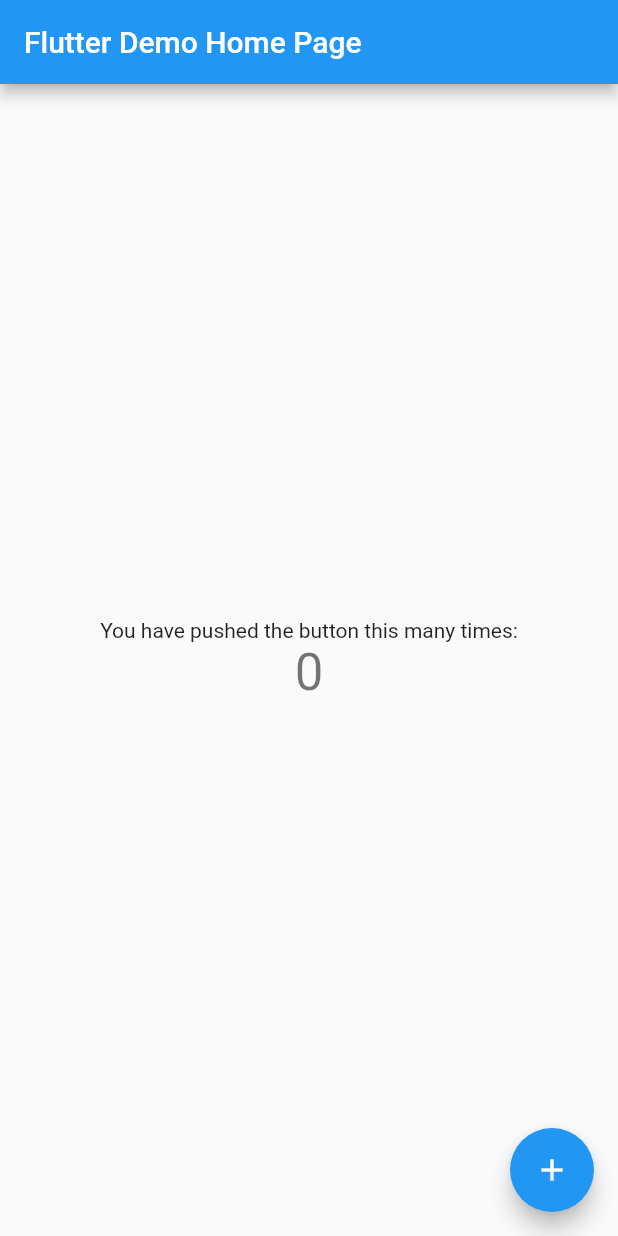
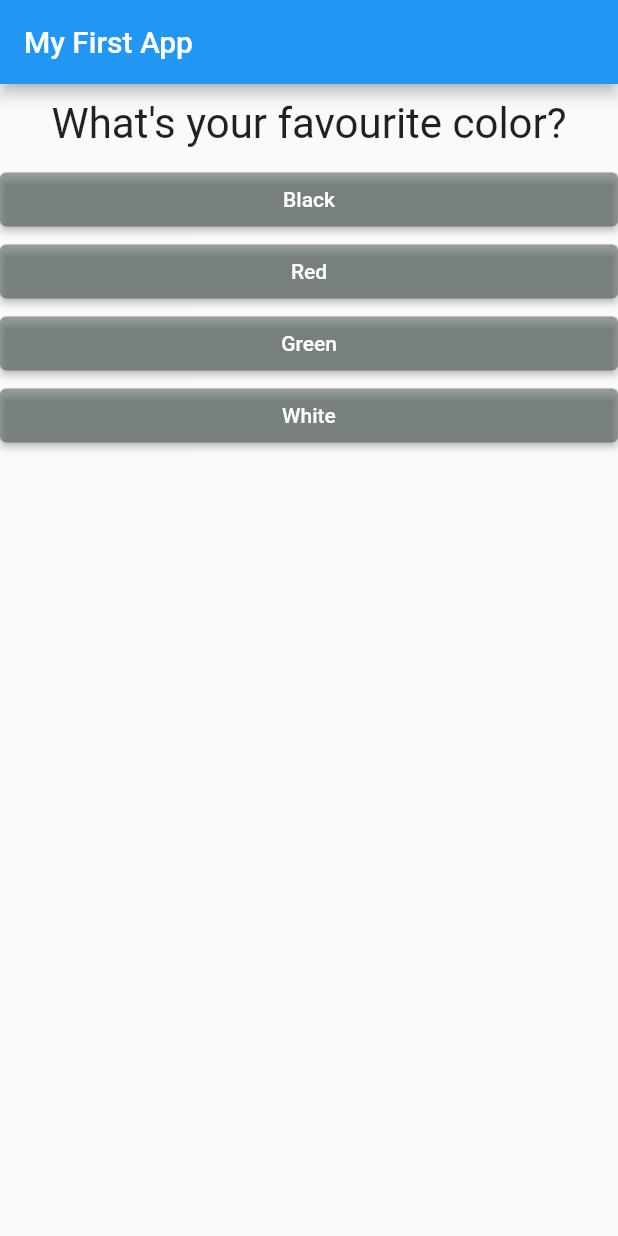
Before and after one commit to Prakharshuklaaa/flutter_complete_guide, a Flutter app: the screen it shows after launch, on a phone screen of 412 x 824 dp. Run offline on Flutter 3.47's test engine with Material 2 defaults, Android fonts, the phone set to English and light mode, and no system bars.

Commit message:
Final Code

```diff
--- /dev/null
+++ b/lib/answer.dart
@@ -0,0 +1,27 @@
+import 'package:flutter/material.dart';
+
+class Answer extends StatelessWidget {
+  final Function selectHandler;
+  final String answerText;
+  Answer(this.selectHandler, this.answerText);
+
+  @override
+  Widget build(BuildContext context) {
+    return Container(
+      width: double.infinity,
+      child: ElevatedButton(
+        child: Text(
+          answerText,
+          style: TextStyle(color: Color.fromARGB(255, 255, 255, 255)),
+        ),
+        // how to access the questionIndex and
+        // questions which are on main.dart
+        onPressed: selectHandler,
+        style: ButtonStyle(
+          backgroundColor:
+              MaterialStateProperty.all(Color.fromRGBO(58, 71, 71, 0.494)),
+        ),
+      ),
+    );
+  }
+}
--- a/lib/main.dart
+++ b/lib/main.dart
@@ -1,113 +1,91 @@
 import 'package:flutter/material.dart';
+import './quiz.dart';
+import './result.dart';
 
-void main() {
-  runApp(MyApp());
+void main() => runApp(MyApp());
+
+class MyApp extends StatefulWidget {
+  @override
+  // has to retrun a state object wich is connected to stateful widget
+  State<StatefulWidget> createState() {
+    //TODO  implement create State
+    return MyAppState();
+  }
 }
 
-class MyApp extends StatelessWidget {
-  // This widget is the root of your application.
-  @override
+class MyAppState extends State<MyApp> {
+  // is a generic class which will remain persistent
+
+  var _questionIndex = 0;
+  var _totalScore = 0;
+
+  void _resetQuiz() {
+    setState(() {
+      _questionIndex = 0;
+      _totalScore = 0;
+    });
+  }
+
+  var _questions = const [
+    {
+      'questionText': 'What\'s your favourite color?',
+      'answers': [
+        {'text': 'Black', 'score': 10},
+        {'text': 'Red', 'score': 7},
+        {'text': 'Green', 'score': 9},
+        {'text': 'White', 'score': 5},
+      ],
+    },
+    {
+      'questionText': 'What\s your favourite animal?',
+      'answers': [
+        {'text': 'Dog', 'score': 10},
+        {'text': 'Cat', 'score': 7},
+        {'text': 'Rabbit', 'score': 9},
+        {'text': 'Mouse', 'score': 5},
+      ],
+    },
+    {
+      'questionText': 'Who\'s your favourite dish',
+      'answers': [
+        {'text': 'chole bhatura', 'score': 10},
+        {'text': 'Dosa', 'score': 7},
+        {'text': 'Veg roll', 'score': 9},
+        {'text': 'idli', 'score': 5},
+      ],
+    },
+  ];
+
+  void _answerQuestion(int score) {
+    //wrapping in a set state function
+    _totalScore = _totalScore + score;
+    setState(() {
+      _questionIndex = _questionIndex + 1;
+    });
+    // if (questionIndex < questions.length) {
+    //   print('We have more question!');
+    // } else {
+    //   print('No more questions!');
+    // }
+  }
+
   Widget build(BuildContext context) {
     return MaterialApp(
-      title: 'Flutter Demo',
-      theme: ThemeData(
-        // This is the theme of your application.
-        //
-        // Try running your application with "flutter run". You'll see the
-        // application has a blue toolbar. Then, without quitting the app, try
-        // changing the primarySwatch below to Colors.green and then invoke
-        // "hot reload" (press "r" in the console where you ran "flutter run",
-        // or simply save your changes to "hot reload" in a Flutter IDE).
-        // Notice that the counter didn't reset back to zero; the application
-        // is not restarted.
-        primarySwatch: Colors.blue,
+      home: Scaffold(
+        appBar: AppBar(
+          title: Text(
+            'My First App',
+            textAlign: TextAlign.center,
+          ),
+        ),
+        body: _questionIndex < _questions.length
+            ? Quiz(
+                questions: _questions,
+                answerQuestion: _answerQuestion,
+                questionIndex: _questionIndex,
+              )
+            : Result(_totalScore, _resetQuiz),
       ),
-      home: MyHomePage(title: 'Flutter Demo Home Page'),
     );
   }
 }
-
-class MyHomePage extends StatefulWidget {
-  MyHomePage({Key key, this.title}) : super(key: key);
-
-  // This widget is the home page of your application. It is stateful, meaning
-  // that it has a State object (defined below) that contains fields that affect
-  // how it looks.
-
-  // This class is the configuration for the state. It holds the values (in this
-  // case the title) provided by the parent (in this case the App widget) and
-  // used by the build method of the State. Fields in a Widget subclass are
-  // always marked "final".
-
-  final String title;
-
-  @override
-  _MyHomePageState createState() => _MyHomePageState();
-}
-
-class _MyHomePageState extends State<MyHomePage> {
-  int _counter = 0;
-
-  void _incrementCounter() {
-    setState(() {
-      // This call to setState tells the Flutter framework that something has
-      // changed in this State, which causes it to rerun the build method below
-      // so that the display can reflect the updated values. If we changed
-      // _counter without calling setState(), then the build method would not be
-      // called again, and so nothing would appear to happen.
-      _counter += 1;
-    });
-  }
-
-  @override
-  Widget build(BuildContext context) {
-    // This method is rerun every time setState is called, for instance as done
-    // by the _incrementCounter method above.
-    //
-    // The Flutter framework has been optimized to make rerunning build methods
-    // fast, so that you can just rebuild anything that needs updating rather
-    // than having to individually change instances of widgets.
-    return Scaffold(
-      appBar: AppBar(
-        // Here we take the value from the MyHomePage object that was created by
-        // the App.build method, and use it to set our appbar title.
-        title: Text(widget.title),
-      ),
-      body: Center(
-        // Center is a layout widget. It takes a single child and positions it
-        // in the middle of the parent.
-        child: Column(
-          // Column is also a layout widget. It takes a list of children and
-          // arranges them vertically. By default, it sizes itself to fit its
-          // children horizontally, and tries to be as tall as its parent.
-          //
-          // Invoke "debug painting" (press "p" in the console, choose the
-          // "Toggle Debug Paint" action from the Flutter Inspector in Android
-          // Studio, or the "Toggle Debug Paint" command in Visual Studio Code)
-          // to see the wireframe for each widget.
-          //
-          // Column has various properties to control how it sizes itself and
-          // how it positions its children. Here we use mainAxisAlignment to
-          // center the children vertically; the main axis here is the vertical
-          // axis because Columns are vertical (the cross axis would be
-          // horizontal).
-          mainAxisAlignment: MainAxisAlignment.center,
-          children: <Widget>[
-            Text(
-              'You have pushed the button this many times:',
-            ),
-            Text(
-              '$_counter',
-              style: Theme.of(context).textTheme.headline4,
-            ),
-          ],
-        ),
-      ),
-      floatingActionButton: FloatingActionButton(
-        onPressed: _incrementCounter,
-        tooltip: 'Increment',
-        child: Icon(Icons.add),
-      ), // This trailing comma makes auto-formatting nicer for build methods.
-    );
-  }
-}
--- /dev/null
+++ b/lib/question.dart
@@ -0,0 +1,22 @@
+import 'package:flutter/material.dart';
+
+class Question extends StatelessWidget {
+  //final tells dart that this value will never
+  //change after its initialize in constructor
+  final String questionText;
+
+  Question(this.questionText);
+
+  @override
+  Widget build(BuildContext context) {
+    return Container(
+      width: double.infinity,
+      margin: EdgeInsets.all(10),
+      child: Text(
+        questionText,
+        style: TextStyle(fontSize: 28),
+        textAlign: TextAlign.center,
+      ),
+    );
+  }
+}
--- /dev/null
+++ b/lib/quiz.dart
@@ -0,0 +1,32 @@
+import 'package:flutter/material.dart';
+
+import './question.dart';
+import './answer.dart';
+
+class Quiz extends StatelessWidget {
+  final List<Map<String, Object>> questions;
+  final Function answerQuestion;
+  final int questionIndex;
+
+  Quiz(
+      {@required this.questions,
+      @required this.answerQuestion,
+      @required this.questionIndex});
+
+  @override
+  Widget build(BuildContext context) {
+    return Column(
+      children: [
+        Question(
+          questions[questionIndex]['questionText'],
+        ),
+        ...(questions[questionIndex]['answers'] as List<Map<String, Object>>)
+            .map((answer) {
+          // module 1 => 53 clculating score
+          return Answer(
+              () => answerQuestion(answer['score']), answer['text'] as String);
+        }).toList(),
+      ],
+    );
+  }
+}
--- /dev/null
+++ b/lib/result.dart
@@ -0,0 +1,38 @@
+import 'package:flutter/material.dart';
+
+class Result extends StatelessWidget {
+  final int resultScore;
+  final Function resetHandler;
+
+  Result(this.resultScore, this.resetHandler);
+
+  String get resultPhrase {
+    String resultText;
+
+    if (resultScore <= 20) {
+      resultText = "You have unique Taste";
+    } else if (resultScore <= 25) {
+      resultText = "You have not so unique Taste";
+    } else if (resultScore <= 30) {
+      resultText = "Your Taste is very common";
+    }
+    return resultText;
+  }
+
+  @override
+  Widget build(BuildContext context) {
+    return Column(
+      children: [
+        Text(
+          resultPhrase,
+          style: TextStyle(fontWeight: FontWeight.bold, fontSize: 36),
+          textAlign: TextAlign.center,
+        ),
+        TextButton(
+          child: Text('Restart Quiz!'),
+          onPressed: resetHandler,
+        ),
+      ],
+    );
+  }
+}
```
Also changed, not shown: pubspec.lock.
